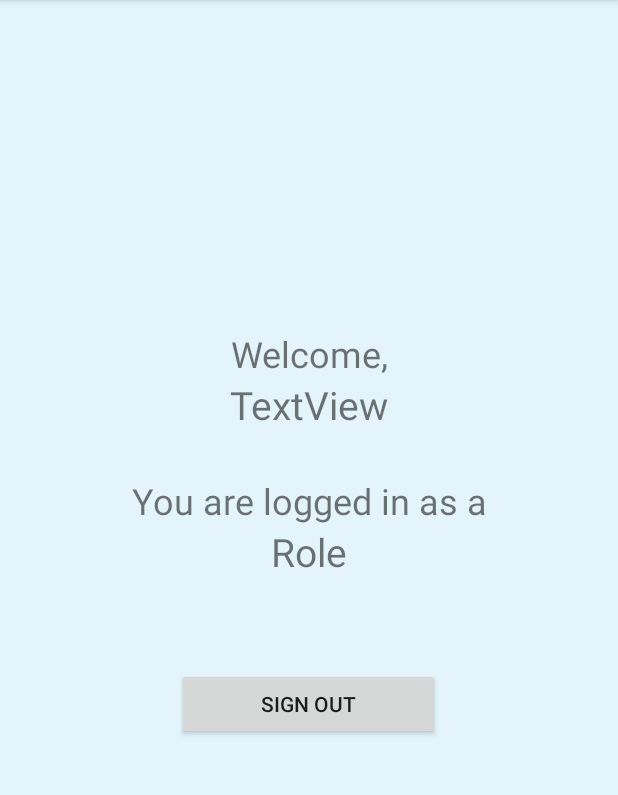
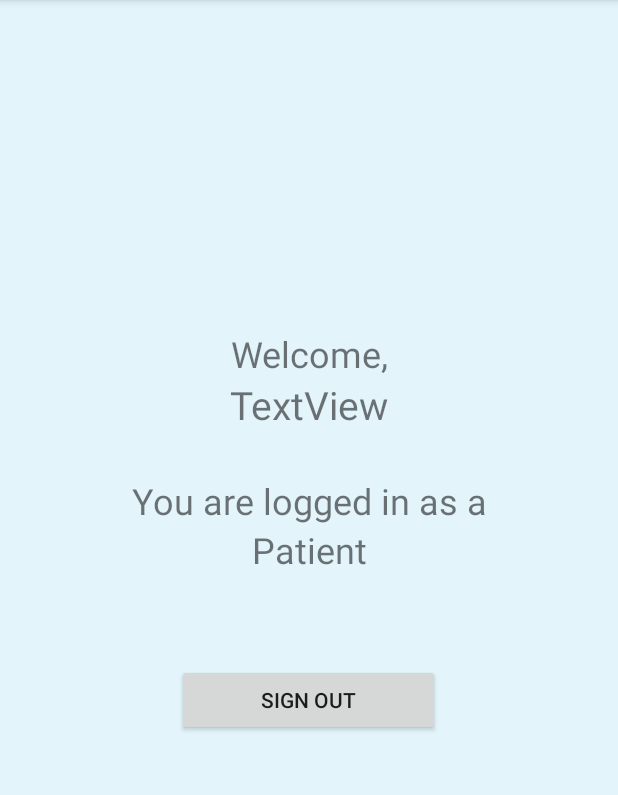
Before and after one commit to kayladonovan/project-lab01-group7-circleci, an Android app: the WelcomeWindow screen opened directly, with no data from a screen before it, on a phone screen of 412 x 824 dp, the part 84-879 px from its top. Run offline under Robolectric (Android 15) with nearby library versions, the phone set to English and light mode, and no system bars; our stand-ins replace Firebase (no records; nobody signed in at launch, a user with empty details on screens opened directly); 1 statement that could not run was skipped.

Commit message:
welcome window fix

```diff
--- a/WalkinClinic/app/src/main/java/com/example/walkinclinicv01/WelcomeWindow.java
+++ b/WalkinClinic/app/src/main/java/com/example/walkinclinicv01/WelcomeWindow.java
@@ -24,7 +24,7 @@ public class WelcomeWindow extends AppCompatActivity {
     DatabaseReference mDatabase;
 
     TextView firstNameTextView;
-    TextView roleTextView;
+    //TextView roleTextView;
 
     Button userSignOut;
 
@@ -34,7 +34,7 @@ public class WelcomeWindow extends AppCompatActivity {
         setContentView(R.layout.activity_welcome_window);
 
         firstNameTextView = (TextView) findViewById(R.id.textFirstName);
-        roleTextView = (TextView) findViewById(R.id.textRole);
+        //roleTextView = (TextView) findViewById(R.id.textRole);
 
         mAuth = FirebaseAuth.getInstance();
         mUser = mAuth.getCurrentUser();
@@ -46,7 +46,7 @@ public class WelcomeWindow extends AppCompatActivity {
                 Person person = dataSnapshot.getValue(Person.class);
 
                 firstNameTextView.setText(person.getFirstName());
-                roleTextView.setText(person.getRole());
+                //roleTextView.setText(person.getRole());
             }
 
             @Override
--- a/WalkinClinic/app/src/main/res/layout/activity_welcome_window.xml
+++ b/WalkinClinic/app/src/main/res/layout/activity_welcome_window.xml
@@ -45,12 +45,13 @@
             android:textSize="24sp" />
 
         <TextView
-            android:id="@+id/textRole"
+            android:id="@+id/patientRole"
             android:layout_width="match_parent"
             android:layout_height="wrap_content"
+            android:layout_gravity="center"
             android:gravity="center"
-            android:text="Role"
-            android:textSize="26sp" />
+            android:text="@string/patient"
+            android:textSize="24sp" />
 
         <Space
             android:layout_width="match_parent"
```
